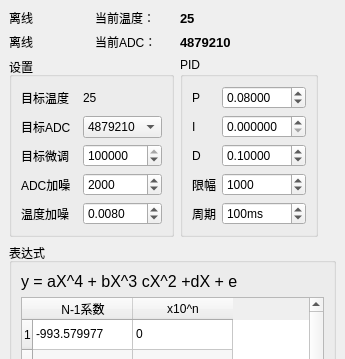
This is mainwindow.ui in m-RNA/TemperatureSensorSimulate as Qt 5 draws it before an edit; both pictures show x 0 to 345 and y 0 to 359 of the 345 by 531 pixel window. The edited form follows.
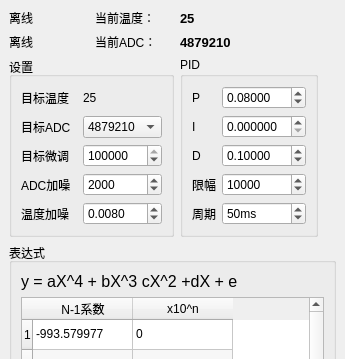
This is the edited form.

Commit message: 微调范围和步进方式

What changed in the file:
```diff
--- a/mainwindow.ui
+++ b/mainwindow.ui
@@ -108,13 +108,13 @@
           <number>5</number>
          </property>
          <property name="maximum">
-          <number>99999</number>
+          <number>9999999</number>
          </property>
          <property name="singleStep">
           <number>50</number>
          </property>
          <property name="value">
-          <number>1000</number>
+          <number>10000</number>
          </property>
         </widget>
        </item>
@@ -144,16 +144,16 @@
           <string>ms</string>
          </property>
          <property name="minimum">
-          <number>10</number>
+          <number>5</number>
          </property>
          <property name="maximum">
-          <number>5000</number>
+          <number>9999999</number>
          </property>
          <property name="singleStep">
           <number>10</number>
          </property>
          <property name="value">
-          <number>100</number>
+          <number>50</number>
          </property>
         </widget>
        </item>
```
Left out of the diff: 24 changed lines with no effect on the pictures. The commit also changes 2 other files.
